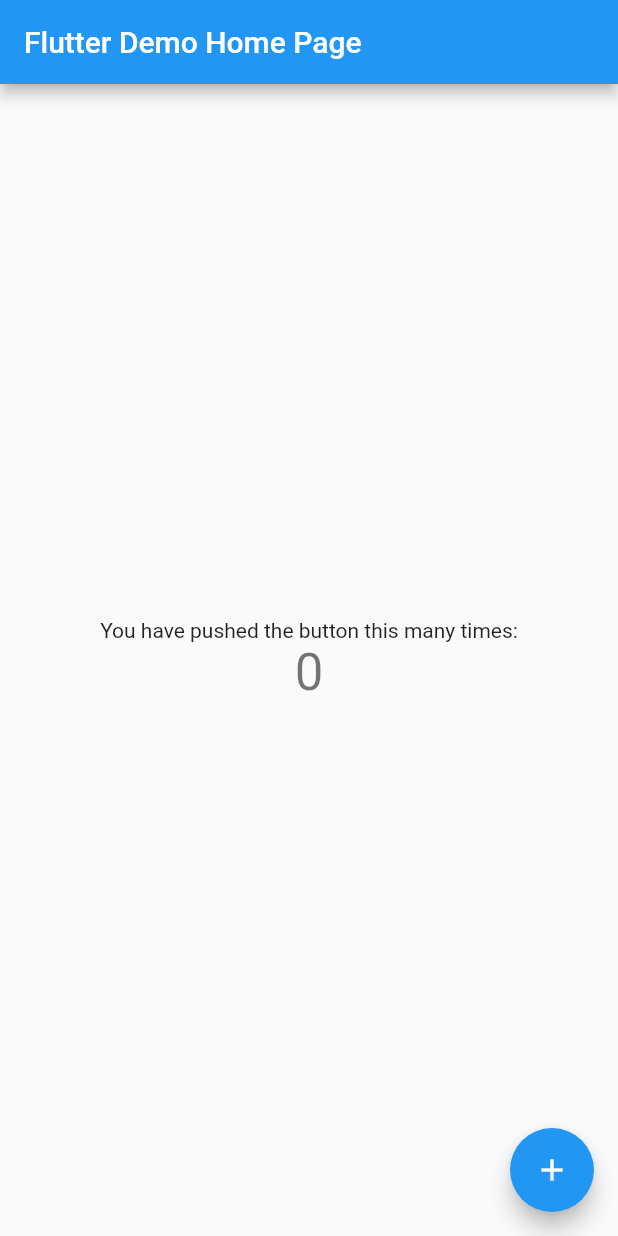
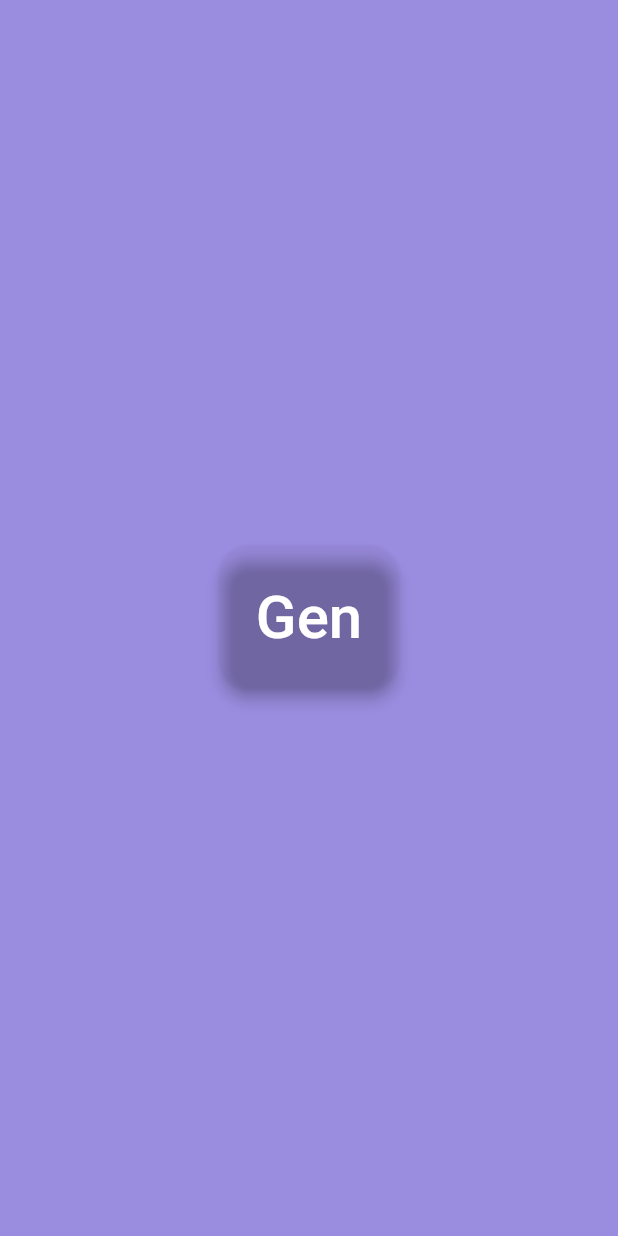
Before and after one commit to maxymmrn/color_gen, a Flutter app: the screen it shows after launch, on a phone screen of 412 x 824 dp. Run offline on Flutter 3.47's test engine with Material 2 defaults, Android fonts, the phone set to English and light mode, and no system bars.

Commit message:
implemented color gen

```diff
--- a/lib/main.dart
+++ b/lib/main.dart
@@ -1,115 +1,5 @@
 import 'package:flutter/material.dart';
 
-void main() {
-  runApp(const MyApp());
-}
+import 'presentation/app.dart';
 
-class MyApp extends StatelessWidget {
-  const MyApp({super.key});
-
-  // This widget is the root of your application.
-  @override
-  Widget build(BuildContext context) {
-    return MaterialApp(
-      title: 'Flutter Demo',
-      theme: ThemeData(
-        // This is the theme of your application.
-        //
-        // Try running your application with "flutter run". You'll see the
-        // application has a blue toolbar. Then, without quitting the app, try
-        // changing the primarySwatch below to Colors.green and then invoke
-        // "hot reload" (press "r" in the console where you ran "flutter run",
-        // or simply save your changes to "hot reload" in a Flutter IDE).
-        // Notice that the counter didn't reset back to zero; the application
-        // is not restarted.
-        primarySwatch: Colors.blue,
-      ),
-      home: const MyHomePage(title: 'Flutter Demo Home Page'),
-    );
-  }
-}
-
-class MyHomePage extends StatefulWidget {
-  const MyHomePage({super.key, required this.title});
-
-  // This widget is the home page of your application. It is stateful, meaning
-  // that it has a State object (defined below) that contains fields that affect
-  // how it looks.
-
-  // This class is the configuration for the state. It holds the values (in this
-  // case the title) provided by the parent (in this case the App widget) and
-  // used by the build method of the State. Fields in a Widget subclass are
-  // always marked "final".
-
-  final String title;
-
-  @override
-  State<MyHomePage> createState() => _MyHomePageState();
-}
-
-class _MyHomePageState extends State<MyHomePage> {
-  int _counter = 0;
-
-  void _incrementCounter() {
-    setState(() {
-      // This call to setState tells the Flutter framework that something has
-      // changed in this State, which causes it to rerun the build method below
-      // so that the display can reflect the updated values. If we changed
-      // _counter without calling setState(), then the build method would not be
-      // called again, and so nothing would appear to happen.
-      _counter++;
-    });
-  }
-
-  @override
-  Widget build(BuildContext context) {
-    // This method is rerun every time setState is called, for instance as done
-    // by the _incrementCounter method above.
-    //
-    // The Flutter framework has been optimized to make rerunning build methods
-    // fast, so that you can just rebuild anything that needs updating rather
-    // than having to individually change instances of widgets.
-    return Scaffold(
-      appBar: AppBar(
-        // Here we take the value from the MyHomePage object that was created by
-        // the App.build method, and use it to set our appbar title.
-        title: Text(widget.title),
-      ),
-      body: Center(
-        // Center is a layout widget. It takes a single child and positions it
-        // in the middle of the parent.
-        child: Column(
-          // Column is also a layout widget. It takes a list of children and
-          // arranges them vertically. By default, it sizes itself to fit its
-          // children horizontally, and tries to be as tall as its parent.
-          //
-          // Invoke "debug painting" (press "p" in the console, choose the
-          // "Toggle Debug Paint" action from the Flutter Inspector in Android
-          // Studio, or the "Toggle Debug Paint" command in Visual Studio Code)
-          // to see the wireframe for each widget.
-          //
-          // Column has various properties to control how it sizes itself and
-          // how it positions its children. Here we use mainAxisAlignment to
-          // center the children vertically; the main axis here is the vertical
-          // axis because Columns are vertical (the cross axis would be
-          // horizontal).
-          mainAxisAlignment: MainAxisAlignment.center,
-          children: <Widget>[
-            const Text(
-              'You have pushed the button this many times:',
-            ),
-            Text(
-              '$_counter',
-              style: Theme.of(context).textTheme.headline4,
-            ),
-          ],
-        ),
-      ),
-      floatingActionButton: FloatingActionButton(
-        onPressed: _incrementCounter,
-        tooltip: 'Increment',
-        child: const Icon(Icons.add),
-      ), // This trailing comma makes auto-formatting nicer for build methods.
-    );
-  }
-}
+void main() => runApp(const App());
--- /dev/null
+++ b/lib/presentation/app.dart
@@ -0,0 +1,15 @@
+import 'package:flutter/material.dart';
+
+import 'color_gen_page.dart';
+
+class App extends StatelessWidget {
+  const App({super.key});
+
+  @override
+  Widget build(BuildContext context) => MaterialApp(
+        debugShowCheckedModeBanner: false,
+        title: 'Color Gen',
+        theme: ThemeData(primarySwatch: Colors.blue),
+        home: const ColorGenPage(),
+      );
+}
--- /dev/null
+++ b/lib/presentation/color_gen_page.dart
@@ -0,0 +1,47 @@
+import 'dart:math';
+
+import 'package:flutter/material.dart';
+
+class ColorGenPage extends StatefulWidget {
+  const ColorGenPage({super.key});
+
+  @override
+  State<ColorGenPage> createState() => _ColorGenPageState();
+}
+
+class _ColorGenPageState extends State<ColorGenPage> {
+  final _rand = Random(42);
+  late Color _color;
+
+  @override
+  void initState() {
+    super.initState();
+    _generateColor();
+  }
+
+  void _generateColor() => _color = Color(0xFF000000 | _rand.nextInt(0xFFFFFF));
+
+  @override
+  Widget build(BuildContext context) => Scaffold(
+        backgroundColor: _color,
+        body: Center(
+          child: TextButton(
+            onPressed: () => setState(_generateColor),
+            style: TextButton.styleFrom(
+              elevation: 4,
+              padding: const EdgeInsets.all(24),
+              shape: const RoundedRectangleBorder(
+                borderRadius: BorderRadius.all(Radius.circular(20)),
+              ),
+            ),
+            child: Text(
+              'Gen',
+              style: TextStyle(color: _textColor, fontSize: 40),
+            ),
+          ),
+        ),
+      );
+
+  Color get _textColor =>
+      _color.computeLuminance() < 0.5 ? Colors.white : Colors.black;
+}
```
Also changed, not shown: 1 other file.
